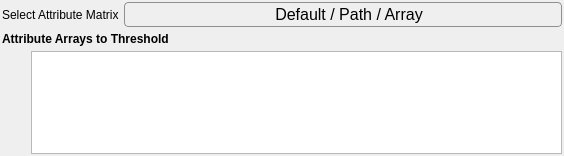
Qt form Source/SVWidgetsLib/FilterParameterWidgets/UI_Files/ComparisonSelectionWidget.ui (BlueQuartzSoftware/SIMPL) before a commit.
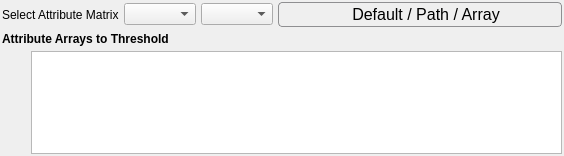
The same form after that commit. Icons and pictures are not drawn.

Commit message: DEV: Continuing implementation details for the ComparisonSelectionWidget. The widget is in a working state when loaded from the prebuilt pipelines but needs to be further tested under other conditions.

```diff
--- a/Source/SVWidgetsLib/FilterParameterWidgets/UI_Files/ComparisonSelectionWidget.ui
+++ b/Source/SVWidgetsLib/FilterParameterWidgets/UI_Files/ComparisonSelectionWidget.ui
@@ -210,6 +210,12 @@
        </property>
       </widget>
      </item>
+     <item>
+      <widget class="QComboBox" name="dataContainerComb2"/>
+     </item>
+     <item>
+      <widget class="QComboBox" name="attributeMatrixCombo2"/>
+     </item>
      <item>
       <widget class="QPushButton" name="m_SelectedAttributeMatrixPath">
        <property name="sizePolicy">
```
The commit also changes 3 other files.
